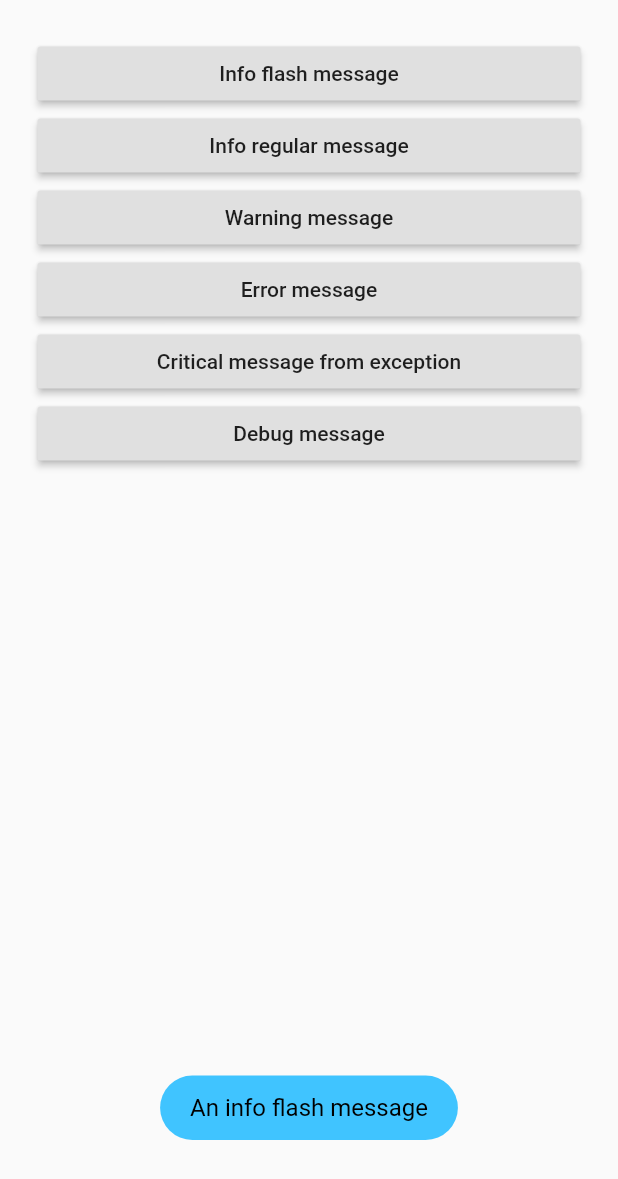
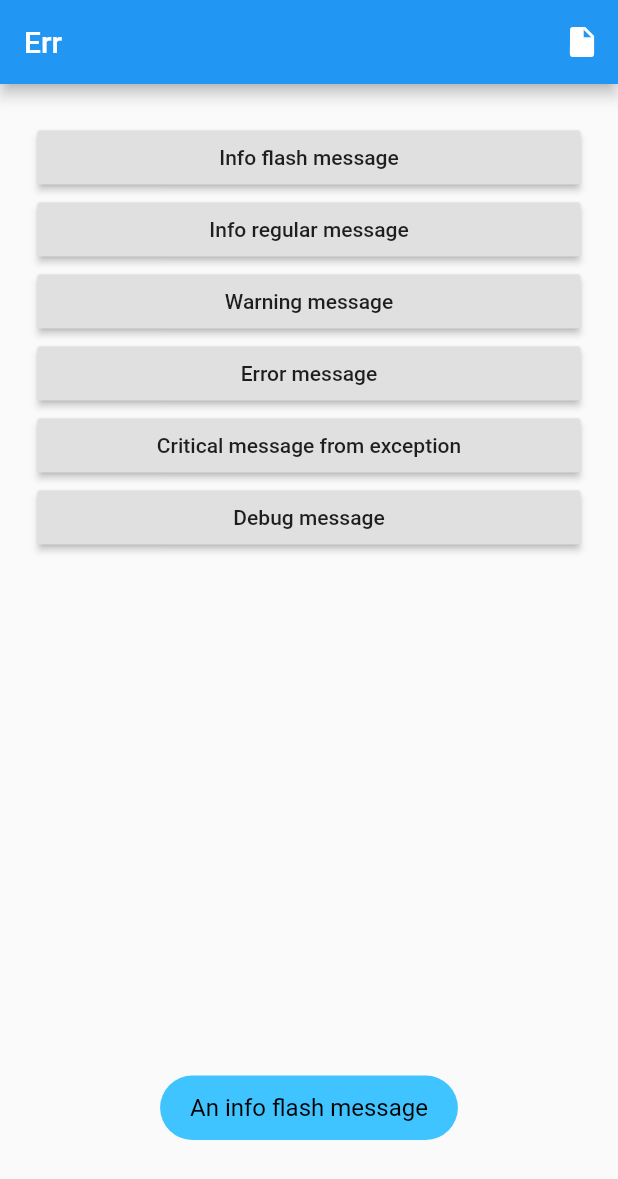
Before and after one commit to synw/err, a Flutter app: the screen it shows after launch, after a tap on "Info flash message", on a phone screen of 412 x 824 dp. Shown: the top 1179 px of the screen. Run offline on Flutter 3.47's test engine with Material 2 defaults, Android fonts, the phone set to English and light mode, and no system bars; our stand-ins replace flushbar, fluttertoast, logger.

Commit message:
Update example

```diff
--- a/example/lib/logger.dart
+++ b/example/lib/logger.dart
@@ -5,4 +5,5 @@ var logger = ErrRouter(
     errorRoute: [ErrRoute.screen, ErrRoute.console],
     warningRoute: [ErrRoute.screen, ErrRoute.console],
     infoRoute: [ErrRoute.screen, ErrRoute.console],
-    debugRoute: [ErrRoute.screen, ErrRoute.console]);
+    debugRoute: [ErrRoute.screen, ErrRoute.console],
+    deviceConsole: true);
--- a/example/lib/main.dart
+++ b/example/lib/main.dart
@@ -1,4 +1,5 @@
 import 'package:flutter/material.dart';
+import 'package:err/err.dart';
 import 'logger.dart';
 
 void main() => runApp(MyApp());
@@ -29,6 +30,18 @@ class _MyHomePageState extends State<MyHomePage> {
         _firstBuildDone = true;
       });
     return Scaffold(
+        appBar: AppBar(
+          title: const Text("Err"),
+          actions: <Widget>[
+            IconButton(
+                icon: Icon(Icons.insert_drive_file),
+                onPressed: () => Navigator.of(context).push<DeviceConsolePage>(
+                        MaterialPageRoute<DeviceConsolePage>(
+                            builder: (BuildContext context) {
+                      return DeviceConsolePage(logger);
+                    })))
+          ],
+        ),
         body: Padding(
             padding: const EdgeInsets.all(25.0),
             child: ListView(
```
